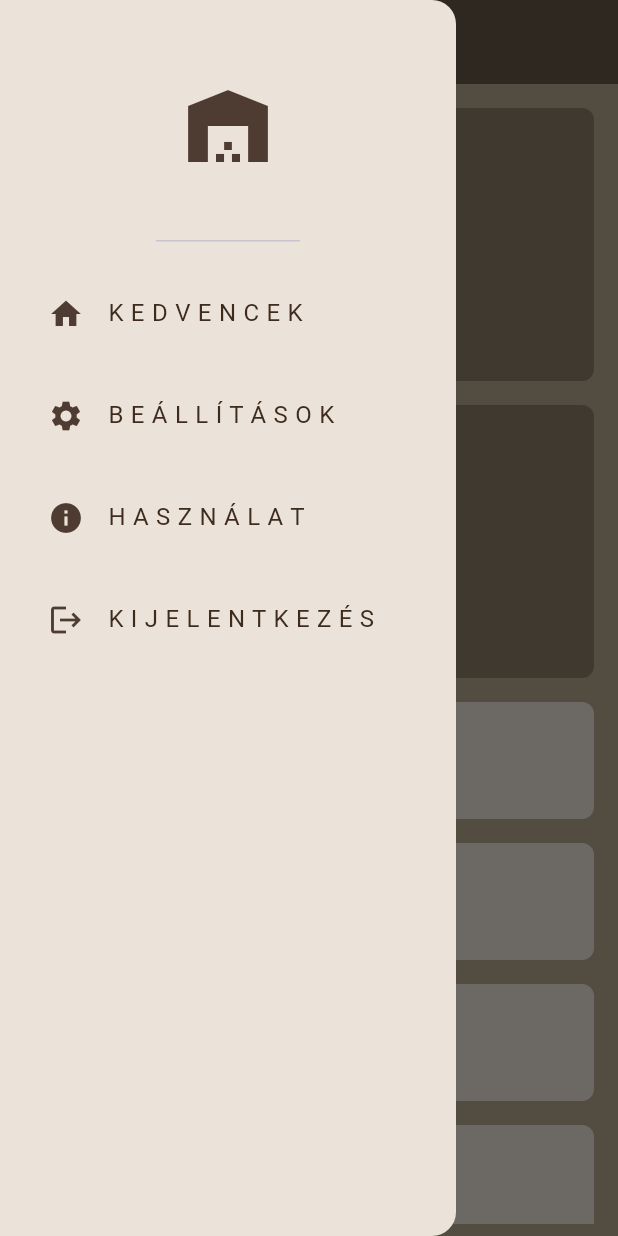
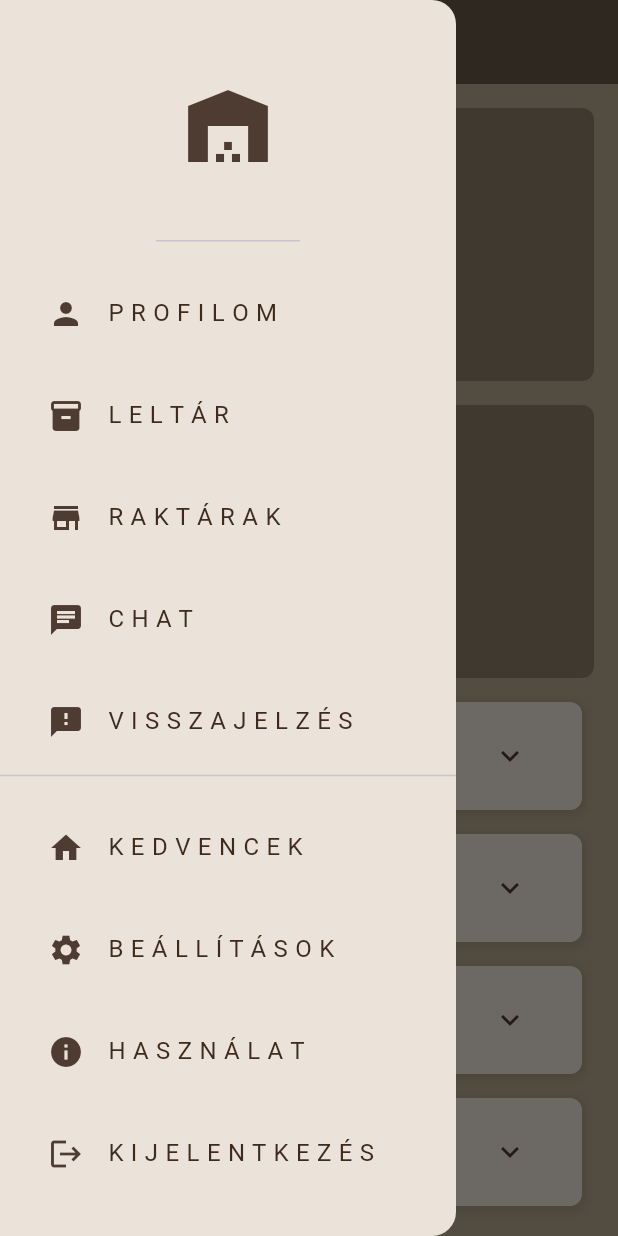
Before and after one commit to KeveXD/KalaApp, a Flutter app: the screen it shows after launch, with the side drawer open, on a phone screen of 412 x 824 dp. Run offline on Flutter 3.47's test engine with Material 3 defaults, Android fonts, the phone set to English and light mode, and no system bars; our stand-ins replace firebase_auth, firebase_core, flutter_riverpod; accounts and stored records are empty.

```diff
--- a/KalaApp/lib/utils/elem_model.dart
+++ b/KalaApp/lib/utils/elem_model.dart
@@ -1,16 +1,121 @@
 import 'package:flutter/material.dart';
 import '../constants.dart';
 
-class ElemModel extends StatelessWidget {
-  const ElemModel({super.key});
+class ElemModel extends StatefulWidget {
+  const ElemModel({Key? key}) : super(key: key);
+
+  @override
+  State<ElemModel> createState() => _ElemModelState();
+}
+
+class _ElemModelState extends State<ElemModel> {
+  bool isExpanded = false; // Lenyitás állapota
 
   @override
   Widget build(BuildContext context) {
     return Padding(
-      padding: const EdgeInsets.all(8.0),
-      child: Container(
-        height: 78,
-        decoration: BoxDecoration(borderRadius: BorderRadius.circular(8), color: cardBackgroundColor),
+      padding: const EdgeInsets.symmetric(vertical: 8.0, horizontal: 16.0),
+      child: Column(
+        children: [
+          // Fő listaelem (összecsukott állapot)
+          Container(
+            decoration: BoxDecoration(
+              color: cardBackgroundColor,
+              borderRadius: BorderRadius.circular(8),
+              boxShadow: [
+                BoxShadow(
+                  color: cardShadowColor.withOpacity(0.2),
+                  spreadRadius: 2,
+                  blurRadius: 4,
+                  offset: const Offset(0, 2),
+                ),
+              ],
+            ),
+            child: ListTile(
+              leading: Container(
+                width: 50,
+                height: 50,
+                decoration: BoxDecoration(
+                  color: inputBorderColor, // Placeholder szín
+                  borderRadius: BorderRadius.circular(8),
+                ),
+                child: const Icon(Icons.image, color: Colors.white), // Placeholder ikon
+              ),
+              title: Text(
+                "Elem neve",
+                style: TextStyle(
+                  fontSize: 16,
+                  fontWeight: FontWeight.bold,
+                  color: primaryTextColor,
+                ),
+              ),
+              subtitle: Text(
+                "Tulajdonos: Kovács Péter",
+                style: TextStyle(
+                  fontSize: 14,
+                  color: secondaryTextColor,
+                ),
+              ),
+              trailing: IconButton(
+                icon: Icon(
+                  isExpanded ? Icons.expand_less : Icons.expand_more,
+                  color: iconColor,
+                ),
+                onPressed: () {
+                  setState(() {
+                    isExpanded = !isExpanded;
+                  });
+                },
+              ),
+            ),
+          ),
+
+          // Lenyitható rész (megjegyzések + térkép placeholder)
+          if (isExpanded)
+            Container(
+              padding: const EdgeInsets.all(12),
+              margin: const EdgeInsets.only(top: 4),
+              decoration: BoxDecoration(
+                color: drawerBackgroundColor,
+                borderRadius: BorderRadius.circular(8),
+              ),
+              child: Column(
+                crossAxisAlignment: CrossAxisAlignment.start,
+                children: [
+                  // Megjegyzés rész
+                  Text(
+                    "Megjegyzés:",
+                    style: TextStyle(
+                      fontSize: 14,
+                      fontWeight: FontWeight.bold,
+                      color: primaryTextColor,
+                    ),
+                  ),
+                  const SizedBox(height: 4),
+                  Text(
+                    "Ez egy példa megjegyzés az adott elemhez.",
+                    style: TextStyle(
+                      fontSize: 14,
+                      color: secondaryTextColor,
+                    ),
+                  ),
+                  const SizedBox(height: 12),
+
+                  // Térkép placeholder
+                  Container(
+                    height: 100,
+                    decoration: BoxDecoration(
+                      color: inputBorderColor, // Placeholder szín
+                      borderRadius: BorderRadius.circular(8),
+                    ),
+                    child: const Center(
+                      child: Icon(Icons.map, color: Colors.white, size: 40), // Placeholder ikon
+                    ),
+                  ),
+                ],
+              ),
+            ),
+        ],
       ),
     );
   }
--- a/KalaApp/lib/utils/my_drawer.dart
+++ b/KalaApp/lib/utils/my_drawer.dart
@@ -1,6 +1,7 @@
 import 'package:flutter/material.dart';
 import '../constants.dart'; // Az új színpaletta importálása
 import '../login/login_page.dart';
+import '../raktarak/raktar_page.dart';
 
 class MyDrawer extends StatelessWidget {
   const MyDrawer({Key? key}) : super(key: key);
@@ -19,54 +20,51 @@ class MyDrawer extends StatelessWidget {
               color: iconColor, // Az ikon színének beállítása a barna palettához
             ),
           ),
-          Padding(
-            padding: tilePadding,
-            child: ListTile(
-              leading: Icon(Icons.home, color: iconColor), // Ikon színe
-              title: Text(
-                'K E D V E N C E K',
-                style: drawerTextColor, // A szöveg színe barna árnyalattal
-              ),
-            ),
-          ),
-          Padding(
-            padding: tilePadding,
-            child: ListTile(
-              leading: Icon(Icons.settings, color: iconColor), // Ikon színe
-              title: Text(
-                'B E Á L L Í T Á S O K',
-                style: drawerTextColor, // A szöveg színe barna árnyalattal
-              ),
-            ),
-          ),
-          Padding(
-            padding: tilePadding,
-            child: ListTile(
-              leading: Icon(Icons.info, color: iconColor), // Ikon színe
-              title: Text(
-                'H A S Z N Á L A T',
-                style: drawerTextColor, // A szöveg színe barna árnyalattal
-              ),
-            ),
-          ),
-          Padding(
-            padding: tilePadding,
-            child: ListTile(
-              leading: Icon(Icons.logout, color: iconColor), // Ikon színe
-              title: Text(
-                'K I J E L E N T K E Z É S',
-                style: drawerTextColor, // A szöveg színe barna árnyalattal
-              ),
-              onTap: () {
-                Navigator.pushReplacement(
-                  context,
-                  MaterialPageRoute(builder: (context) => LoginPage()), // A kijelentkezés a bejelentkező oldalra navigál
-                );
-              },
-            ),
-          ),
+          _buildDrawerItem(Icons.person, "P R O F I L O M", context, () {
+            // Ide jön a Profilom oldal navigációja
+          }),
+          _buildDrawerItem(Icons.inventory, "L E L T Á R", context, () {
+            // Ide jön a Leltár oldal navigációja
+          }),
+          _buildDrawerItem(Icons.store, "R A K T Á R A K", context, () {
+            Navigator.pushReplacement(
+              context,
+              MaterialPageRoute(builder: (context) => RaktarPage()), // Bejelentkező oldalra navigál
+            );
+          }),
+          _buildDrawerItem(Icons.chat, "C H A T", context, () {
+            // Ide jön a Chat oldal navigációja
+          }),
+          _buildDrawerItem(Icons.feedback, "V I S S Z A J E L Z É S", context, () {
+            // Ide jön a Visszajelzés oldal navigációja
+          }),
+          const Divider(), // Elválasztó vonal a kijelentkezés előtt
+          _buildDrawerItem(Icons.home, "K E D V E N C E K", context, () {}),
+          _buildDrawerItem(Icons.settings, "B E Á L L Í T Á S O K", context, () {}),
+          _buildDrawerItem(Icons.info, "H A S Z N Á L A T", context, () {}),
+          _buildDrawerItem(Icons.logout, "K I J E L E N T K E Z É S", context, () {
+            Navigator.pushReplacement(
+              context,
+              MaterialPageRoute(builder: (context) => LoginPage()), // Bejelentkező oldalra navigál
+            );
+          }),
         ],
       ),
     );
   }
+
+  /// Egy segédfüggvény a Drawer menüpontok egyszerűsítésére
+  Widget _buildDrawerItem(IconData icon, String title, BuildContext context, VoidCallback onTap) {
+    return Padding(
+      padding: tilePadding,
+      child: ListTile(
+        leading: Icon(icon, color: iconColor), // Ikon
+        title: Text(
+          title,
+          style: drawerTextColor, // Szöveg stílusa
+        ),
+        onTap: onTap,
+      ),
+    );
+  }
 }
```
Also changed, not shown: KalaApp/lib/raktarak/raktar_page.dart (added, +140 -0 lines).
